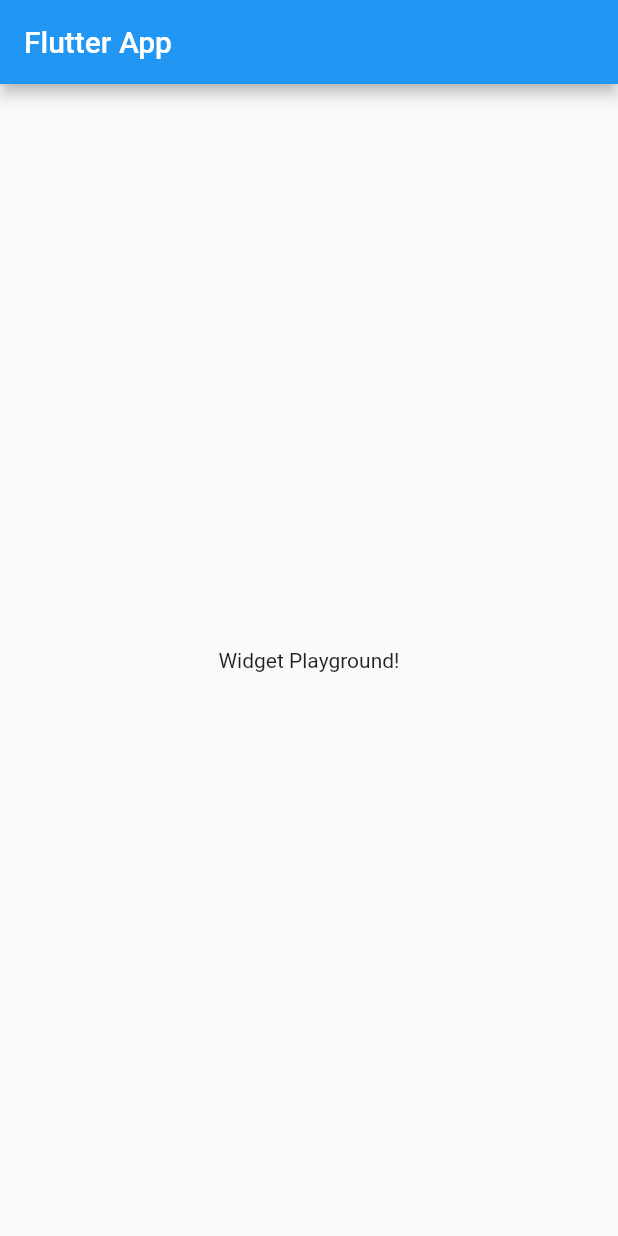
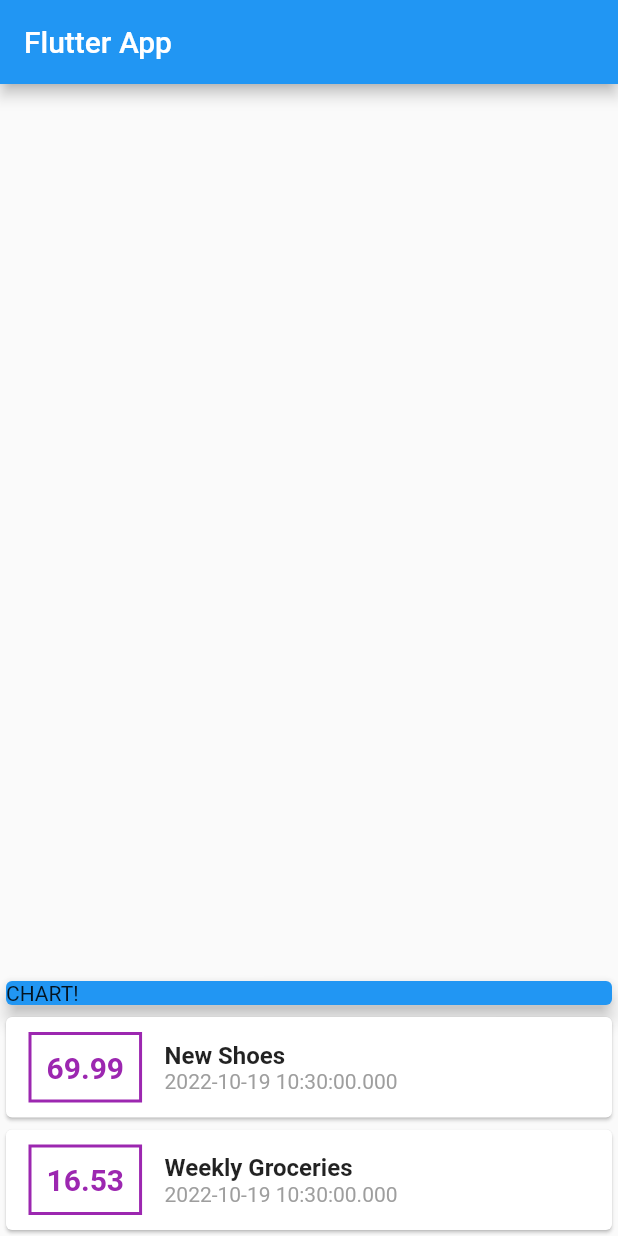
Before and after one commit to AzAbid1/personal_expenses, a Flutter app: the screen it shows after launch, on a phone screen of 412 x 824 dp. Run offline on Flutter 3.47's test engine with Material 2 defaults, Android fonts, the phone set to English and light mode, and no system bars.

```diff
--- a/lib/main.dart
+++ b/lib/main.dart
@@ -1,4 +1,6 @@
 import 'package:flutter/material.dart';
+
+import 'transaction.dart';
 
 void main() => runApp(MyApp());
 
@@ -13,14 +15,81 @@ class MyApp extends StatelessWidget {
 }
 
 class MyHomePage extends StatelessWidget {
+  final List<Transaction> transactions = [
+    Transaction(
+      id: 't1',
+      title: 'New Shoes',
+      amount: 69.99,
+      date: DateTime.now(),
+    ),
+    Transaction(
+      id: 't2',
+      title: 'Weekly Groceries',
+      amount: 16.53,
+      date: DateTime.now(),
+    ),
+  ];
+
   @override
   Widget build(BuildContext context) {
     return Scaffold(
       appBar: AppBar(
         title: Text('Flutter App'),
       ),
-      body: Center(
-        child: Text('Widget Playground!'),
+      body: Column(
+        mainAxisAlignment: MainAxisAlignment.end,
+        crossAxisAlignment: CrossAxisAlignment.center,
+        children: <Widget>[
+          Container(
+            width: double.infinity,
+            child: Card(
+              color: Colors.blue,
+              child: Text('CHART!'),
+              elevation: 5,
+            ),
+          ),
+          Column(
+            children: transactions.map((tx) {
+              return Card(
+                child: Row(children: [
+                  Container(
+                    margin: EdgeInsets.symmetric(
+                      vertical: 10,
+                      horizontal: 15,
+                    ),
+                    decoration: BoxDecoration(
+                        border: Border.all(
+                      color: Colors.purple,
+                      width: 2,
+                    )),
+                    padding: EdgeInsets.all(10),
+                    child: Text(
+                      tx.amount.toString(),
+                      style: TextStyle(
+                          fontWeight: FontWeight.bold,
+                          fontSize: 20,
+                          color: Colors.purple),
+                    ),
+                  ),
+                  Column(
+                    crossAxisAlignment: CrossAxisAlignment.start,
+                    children: [
+                      Text(
+                        tx.title,
+                        style: TextStyle(
+                            fontSize: 16, fontWeight: FontWeight.bold),
+                      ),
+                      Text(
+                        tx.date.toString(),
+                        style: TextStyle(color: Colors.grey),
+                      ),
+                    ],
+                  )
+                ]),
+              );
+            }).toList(),
+          ),
+        ],
       ),
     );
   }
--- /dev/null
+++ b/lib/transaction.dart
@@ -0,0 +1,8 @@
+class Transaction {
+  final String id;
+  final String title;
+  final double amount;
+  final DateTime date;
+
+  Transaction({required this.id, required this.title, required this.amount, required this.date});
+}
```
